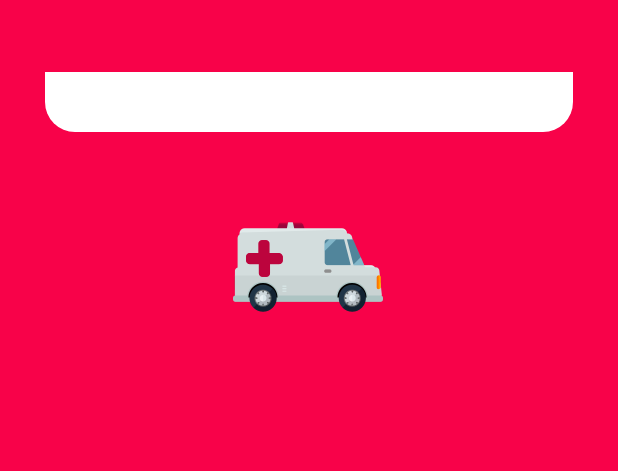
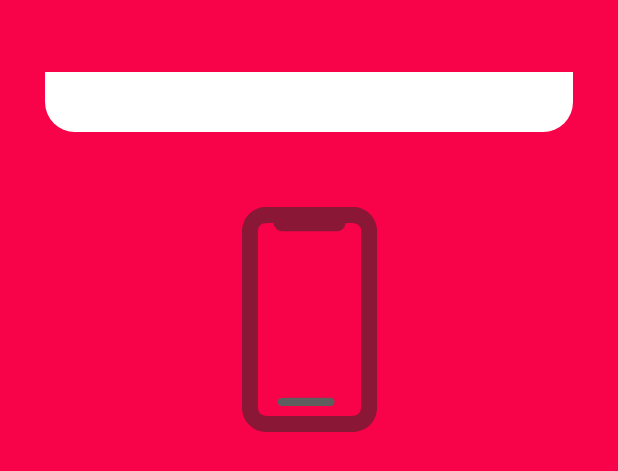
Before and after one commit to nithinbabu1993/EAS, an Android app: the layout activity_home.xml on its own in the app's theme, with its tools: preview values and no code run, on a phone screen of 412 x 824 dp. Shown: the top 471 px of the screen. Run offline under Robolectric (Android 15) with nearby library versions, the phone set to English and light mode, and no system bars.

Commit message:
first review

```diff
--- a/app/src/main/AndroidManifest.xml
+++ b/app/src/main/AndroidManifest.xml
@@ -16,9 +16,11 @@
             android:exported="false" />
         <activity
             android:name=".HomeActivity"
+            android:theme="@style/Theme.AppCompat.Light.NoActionBar"
             android:exported="false" />
         <activity
             android:name=".MainActivity"
+            android:theme="@style/Theme.AppCompat.Light.NoActionBar"
             android:exported="true">
             <intent-filter>
                 <action android:name="android.intent.action.MAIN" />
--- a/app/src/main/res/layout/activity_home.xml
+++ b/app/src/main/res/layout/activity_home.xml
@@ -10,6 +10,7 @@
     <ImageView
         android:id="@+id/img"
         android:layout_width="100dp"
+        android:visibility="gone"
         android:layout_height="100dp"
         android:layout_marginTop="40dp"
         android:src="@drawable/ambulance_svgrepo_com"
@@ -36,7 +37,15 @@
         app:layout_constraintEnd_toEndOf="parent"
         app:layout_constraintStart_toStartOf="parent"
         app:layout_constraintTop_toBottomOf="@+id/img" />
-
+<ImageView
+    android:id="@+id/devimg"
+    android:layout_width="150dp"
+    android:layout_height="150dp"
+    android:layout_marginTop="50dp"
+    app:layout_constraintStart_toStartOf="parent"
+    app:layout_constraintEnd_toEndOf="parent"
+    app:layout_constraintTop_toBottomOf="@+id/textView2"
+    android:src="@drawable/ic_device"/>
     <TextView
         android:id="@+id/regDevId"
         android:layout_width="match_parent"
@@ -53,13 +62,14 @@
         android:textStyle="bold"
         app:layout_constraintEnd_toEndOf="parent"
         app:layout_constraintStart_toStartOf="parent"
-        app:layout_constraintTop_toBottomOf="@+id/textView2" />
+        app:layout_constraintTop_toBottomOf="@+id/devimg" />
 
     <EditText
         android:id="@+id/loginpin"
         android:layout_width="match_parent"
         android:layout_height="50dp"
         android:visibility="gone"
+        android:inputType="number"
         android:layout_marginHorizontal="30dp"
         android:layout_marginTop="36dp"
         android:background="@drawable/text_bg"
```
Also changed, not shown: app/src/main/java/com/example/eas/HomeActivity.java (+101 -17 lines), app/src/main/java/com/example/eas/model/UserModel.java (added, +53 -0 lines).
